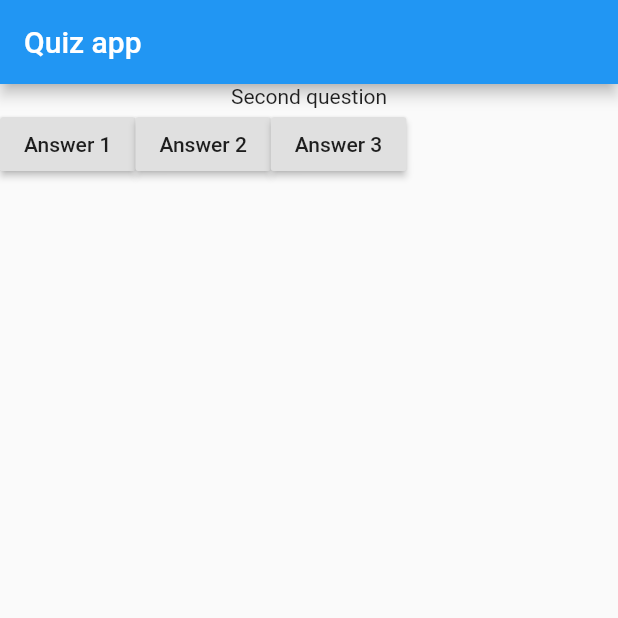
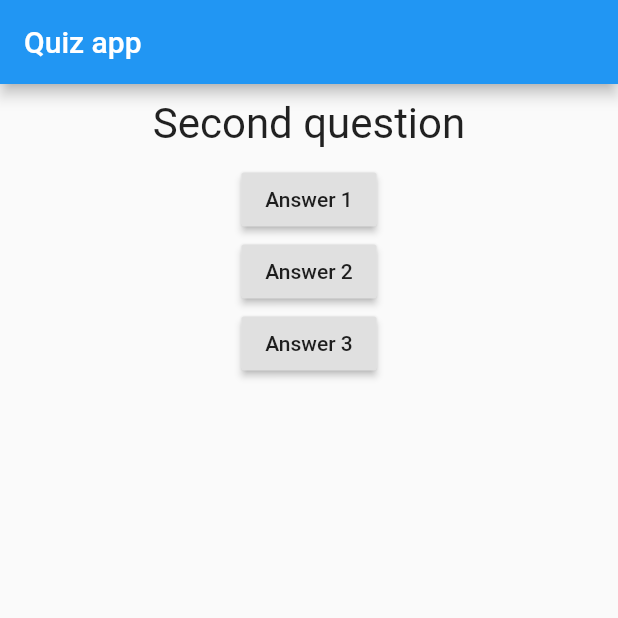
Before and after one commit to FedeArce/FlutterCourse, a Flutter app: the screen it shows after launch, after a tap on "Answer 1", on a phone screen of 412 x 824 dp, the top half of it. Run offline on Flutter 3.47's test engine with Material 2 defaults, Android fonts, the phone set to English and light mode, and no system bars.

Commit message:
To lesson 41

```diff
--- a/first_app/lib/main.dart
+++ b/first_app/lib/main.dart
@@ -39,8 +39,6 @@ class _MyAppState extends State<MyApp> {
         body: Column(
           children: [
             Question(_questions.elementAt(_questionIndex)),
-            Row(
-              children: [
             RaisedButton(
               child: Text('Answer 1'),
               onPressed: _answerQuestion,
@@ -54,8 +52,6 @@ class _MyAppState extends State<MyApp> {
               onPressed: _answerQuestion,
             ),
           ],
-            )
-          ],
         ),
       ),
     );
--- a/first_app/lib/question.dart
+++ b/first_app/lib/question.dart
@@ -7,6 +7,16 @@ class Question extends StatelessWidget {
 
   @override
   Widget build(BuildContext context) {
-    return Text(questionText);
+    return Container(
+      width: double.infinity,
+      margin: EdgeInsets.all(10),
+      child: Text(
+        questionText,
+        style: TextStyle(
+          fontSize: 28,
+        ),
+        textAlign: TextAlign.center,
+      ),
+    );
   }
 }
```
Lines whose indentation alone changed are shown as unchanged.
